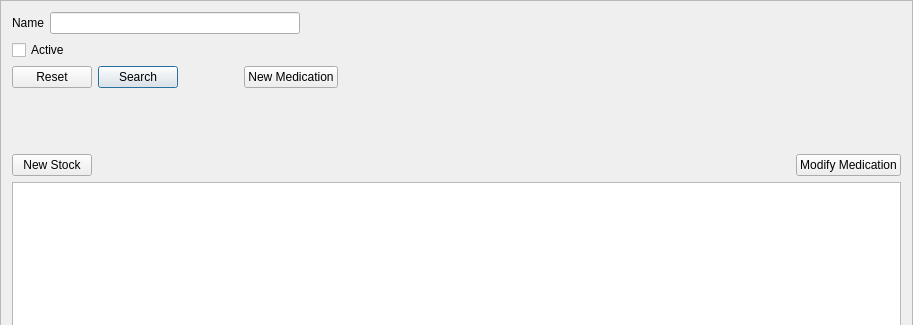
Before: the Qt Designer form mtrack/medicationsframe.ui in kyledevans/Medicine-Track, drawn with Qt 5; both pictures show x 0 to 913 and y 0 to 325 of the 913 by 640 pixel window.
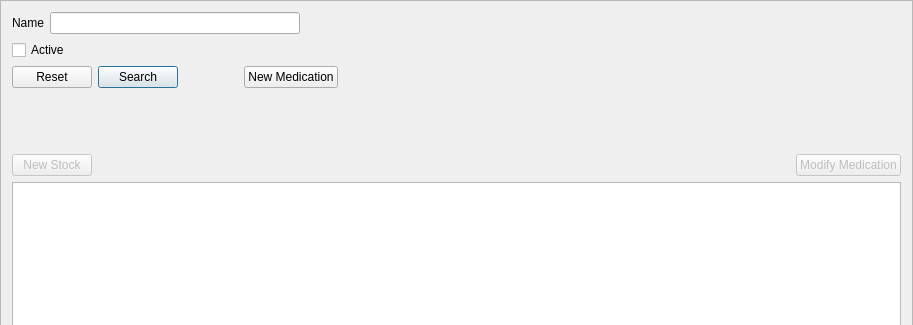
After: the same form once the commit is applied.

```diff
--- a/mtrack/medicationsframe.ui
+++ b/mtrack/medicationsframe.ui
@@ -161,6 +161,9 @@
     <layout class="QHBoxLayout" name="horizontalLayout_4">
      <item>
       <widget class="QPushButton" name="newStockButton">
+       <property name="enabled">
+        <bool>false</bool>
+       </property>
        <property name="text">
         <string>New Stock</string>
        </property>
@@ -181,6 +184,9 @@
      </item>
      <item>
       <widget class="QPushButton" name="modifyMedicationButton">
+       <property name="enabled">
+        <bool>false</bool>
+       </property>
        <property name="text">
         <string>Modify Medication</string>
        </property>
```
Left out of the diff: 72 changed lines with no effect on the pictures.
